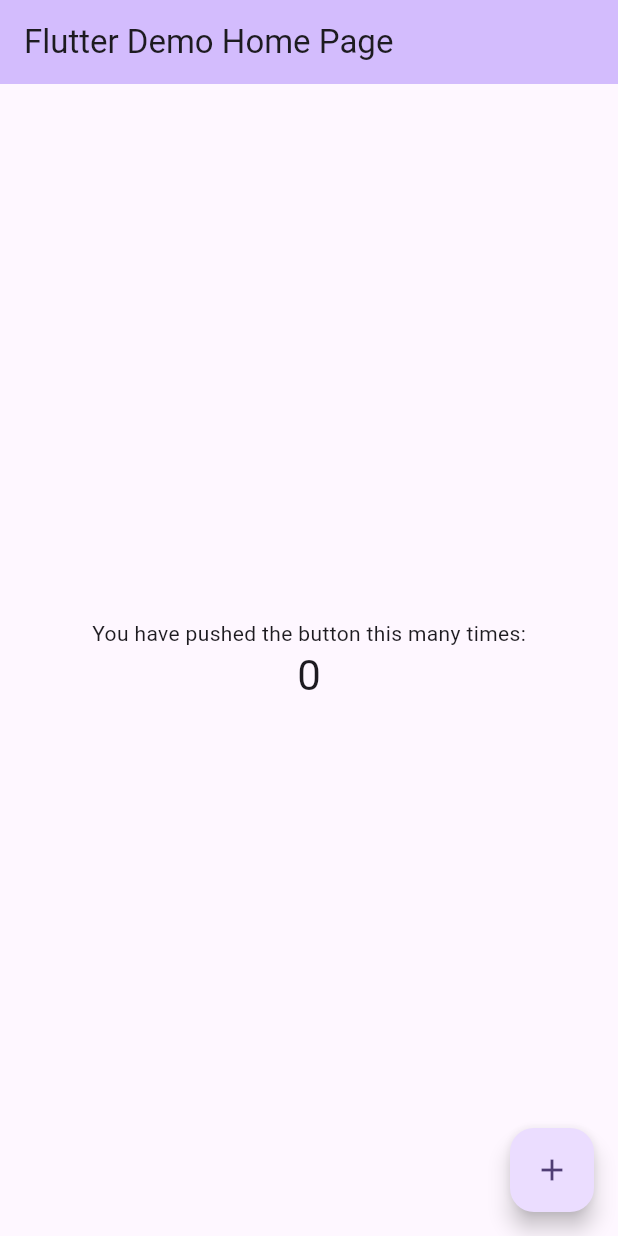
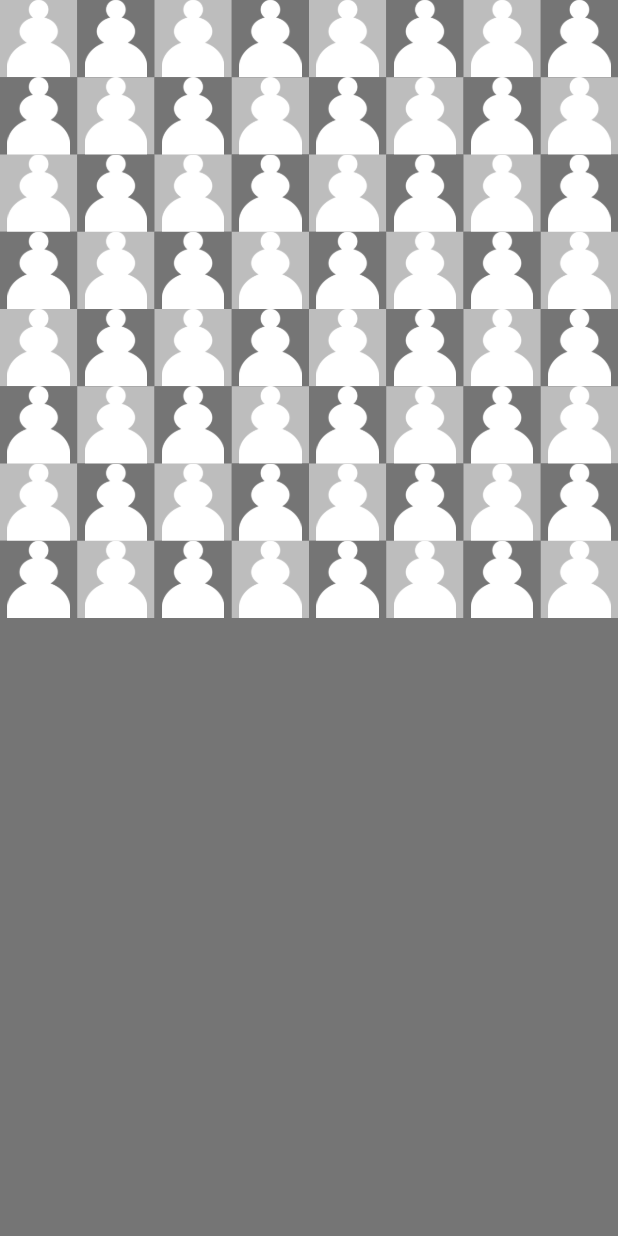
Before and after one commit to TalionSD/chess, a Flutter app: the screen it shows after launch, on a phone screen of 412 x 824 dp. Run offline on Flutter 3.47's test engine with Material 2 defaults, Android fonts, the light colour scheme and no system bars.

Commit message:
create the game board and pieces

```diff
--- /dev/null
+++ b/lib/components/piece.dart
@@ -0,0 +1,13 @@
+enum ChessPieceType { pwan, rook, knight, bishop, queen, king }
+
+class ChessPiece {
+  final ChessPieceType type;
+  final bool isWhite;
+  final String imagePath;
+
+  ChessPiece({
+    required this.type,
+    required this.isWhite,
+    required this.imagePath,
+  });
+}
--- /dev/null
+++ b/lib/components/square.dart
@@ -0,0 +1,22 @@
+import 'package:chess/components/piece.dart';
+import 'package:chess/utils/colors.dart';
+import 'package:flutter/material.dart';
+
+class Square extends StatelessWidget {
+  final bool isWhite;
+  final ChessPiece? piece;
+  const Square({super.key, required this.isWhite, required this.piece});
+
+  @override
+  Widget build(BuildContext context) {
+    return Container(
+      color: isWhite ? forgroundColor : backgroundColor,
+      child: piece != null
+          ? Image.asset(
+              piece!.imagePath,
+              color: piece!.isWhite ? Colors.white : Colors.black,
+            )
+          : null,
+    );
+  }
+}
--- /dev/null
+++ b/lib/helper/heloer_methods.dart
@@ -0,0 +1,9 @@
+bool isWhite(int index) {
+  int x = index ~/ 8; // this gives us the integer division ie. row
+  int y = index % 8; // this gives us the integer remainder ie. column
+
+  // alternate colors for each square
+  bool isWhite = (x + y) % 2 == 0;
+
+  return isWhite;
+}
--- a/lib/main.dart
+++ b/lib/main.dart
@@ -1,3 +1,4 @@
+import 'package:chess/screens/game_board.dart';
 import 'package:flutter/material.dart';
 
 void main() {
@@ -7,119 +8,12 @@ void main() {
 class MyApp extends StatelessWidget {
   const MyApp({super.key});
 
-  // This widget is the root of your application.
   @override
   Widget build(BuildContext context) {
-    return MaterialApp(
-      title: 'Flutter Demo',
-      theme: ThemeData(
-        // This is the theme of your application.
-        //
-        // TRY THIS: Try running your application with "flutter run". You'll see
-        // the application has a blue toolbar. Then, without quitting the app,
-        // try changing the seedColor in the colorScheme below to Colors.green
-        // and then invoke "hot reload" (save your changes or press the "hot
-        // reload" button in a Flutter-supported IDE, or press "r" if you used
-        // the command line to start the app).
-        //
-        // Notice that the counter didn't reset back to zero; the application
-        // state is not lost during the reload. To reset the state, use hot
-        // restart instead.
-        //
-        // This works for code too, not just values: Most code changes can be
-        // tested with just a hot reload.
-        colorScheme: ColorScheme.fromSeed(seedColor: Colors.deepPurple),
-        useMaterial3: true,
-      ),
-      home: const MyHomePage(title: 'Flutter Demo Home Page'),
+    return const MaterialApp(
+      title: 'Chess',
+      debugShowCheckedModeBanner: false,
+      home: GameBoard(),
     );
   }
 }
-
-class MyHomePage extends StatefulWidget {
-  const MyHomePage({super.key, required this.title});
-
-  // This widget is the home page of your application. It is stateful, meaning
-  // that it has a State object (defined below) that contains fields that affect
-  // how it looks.
-
-  // This class is the configuration for the state. It holds the values (in this
-  // case the title) provided by the parent (in this case the App widget) and
-  // used by the build method of the State. Fields in a Widget subclass are
-  // always marked "final".
-
-  final String title;
-
-  @override
-  State<MyHomePage> createState() => _MyHomePageState();
-}
-
-class _MyHomePageState extends State<MyHomePage> {
-  int _counter = 0;
-
-  void _incrementCounter() {
-    setState(() {
-      // This call to setState tells the Flutter framework that something has
-      // changed in this State, which causes it to rerun the build method below
-      // so that the display can reflect the updated values. If we changed
-      // _counter without calling setState(), then the build method would not be
-      // called again, and so nothing would appear to happen.
-      _counter++;
-    });
-  }
-
-  @override
-  Widget build(BuildContext context) {
-    // This method is rerun every time setState is called, for instance as done
-    // by the _incrementCounter method above.
-    //
-    // The Flutter framework has been optimized to make rerunning build methods
-    // fast, so that you can just rebuild anything that needs updating rather
-    // than having to individually change instances of widgets.
-    return Scaffold(
-      appBar: AppBar(
-        // TRY THIS: Try changing the color here to a specific color (to
-        // Colors.amber, perhaps?) and trigger a hot reload to see the AppBar
-        // change color while the other colors stay the same.
-        backgroundColor: Theme.of(context).colorScheme.inversePrimary,
-        // Here we take the value from the MyHomePage object that was created by
-        // the App.build method, and use it to set our appbar title.
-        title: Text(widget.title),
-      ),
-      body: Center(
-        // Center is a layout widget. It takes a single child and positions it
-        // in the middle of the parent.
-        child: Column(
-          // Column is also a layout widget. It takes a list of children and
-          // arranges them vertically. By default, it sizes itself to fit its
-          // children horizontally, and tries to be as tall as its parent.
-          //
-          // Column has various properties to control how it sizes itself and
-          // how it positions its children. Here we use mainAxisAlignment to
-          // center the children vertically; the main axis here is the vertical
-          // axis because Columns are vertical (the cross axis would be
-          // horizontal).
-          //
-          // TRY THIS: Invoke "debug painting" (choose the "Toggle Debug Paint"
-          // action in the IDE, or press "p" in the console), to see the
-          // wireframe for each widget.
-          mainAxisAlignment: MainAxisAlignment.center,
-          children: <Widget>[
-            const Text(
-              'You have pushed the button this many times:',
-            ),
-            Text(
-              '$_counter',
-              style: Theme.of(context).textTheme.headlineMedium,
-            ),
-          ],
-        ),
-      ),
-      floatingActionButton: FloatingActionButton(
-        onPressed: _incrementCounter,
-        tooltip: 'Increment',
-        child: const Icon(Icons.add),
-      ), // This trailing comma makes auto-formatting nicer for build methods.
-    );
-  }
-}
--- /dev/null
+++ b/lib/screens/game_board.dart
@@ -0,0 +1,40 @@
+import 'package:chess/components/piece.dart';
+import 'package:chess/components/square.dart';
+import 'package:chess/helper/heloer_methods.dart';
+import 'package:chess/utils/colors.dart';
+import 'package:flutter/material.dart';
+
+class GameBoard extends StatefulWidget {
+  const GameBoard({super.key});
+
+  @override
+  State<GameBoard> createState() => _GameBoardState();
+}
+
+class _GameBoardState extends State<GameBoard> {
+  //create a piece
+  ChessPiece myPawn = ChessPiece(
+    type: ChessPieceType.pwan,
+    isWhite: true,
+    imagePath: 'assets/images/pwan.png',
+  );
+  @override
+  Widget build(BuildContext context) {
+    return Scaffold(
+      backgroundColor: backgroundColor,
+      body: GridView.builder(
+        physics: const NeverScrollableScrollPhysics(),
+        itemCount: 8 * 8,
+        gridDelegate: const SliverGridDelegateWithFixedCrossAxisCount(
+          crossAxisCount: 8,
+        ),
+        itemBuilder: (context, index) {
+          return Square(
+            isWhite: isWhite(index),
+            piece: myPawn,
+          );
+        },
+      ),
+    );
+  }
+}
--- /dev/null
+++ b/lib/utils/colors.dart
@@ -0,0 +1,4 @@
+import 'package:flutter/material.dart';
+
+var backgroundColor = Colors.grey[600];
+var forgroundColor = Colors.grey[400];
--- a/pubspec.yaml
+++ b/pubspec.yaml
@@ -59,8 +59,8 @@ flutter:
   uses-material-design: true
 
   # To add assets to your application, add an assets section, like this:
-  # assets:
-  #   - images/a_dot_burr.jpeg
+  assets:
+    - assets/images/
   #   - images/a_dot_ham.jpeg
 
   # An image asset can refer to one or more resolution-specific "variants", see
```
Also changed, not shown: assets/images/bishop.png (added), assets/images/king.png (added), assets/images/knight.png (added), assets/images/pwan.png (added), assets/images/queen.png (added), assets/images/rook.png (added).
